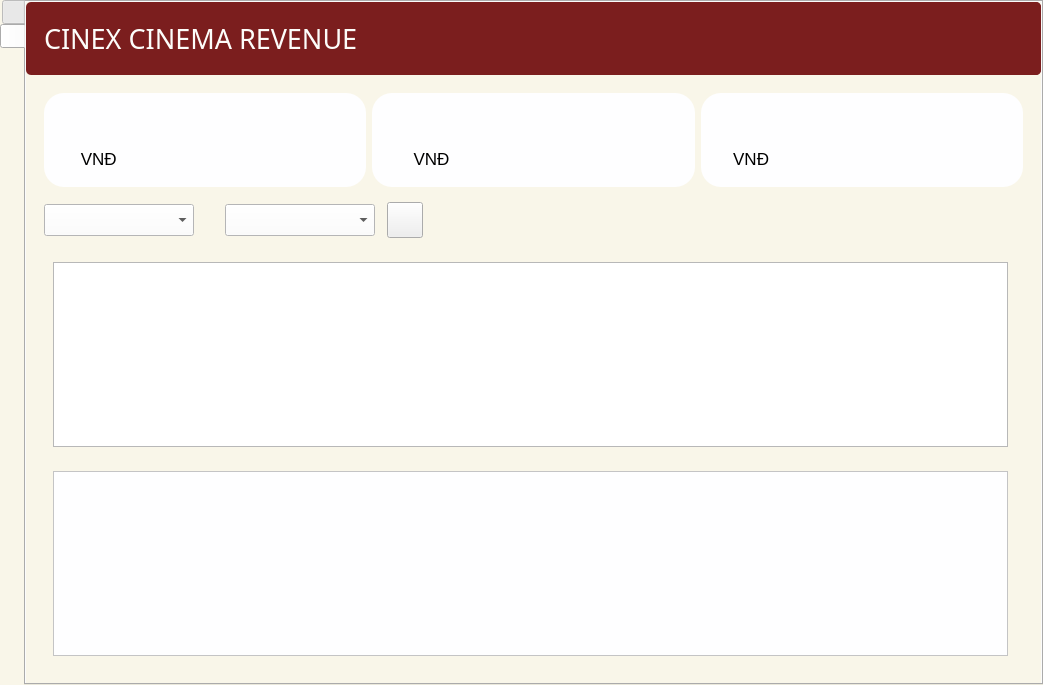
This is ui/admin/AdminUi.ui in nhuanh1070/FinalProject as Qt 5 draws it before an edit. The edited form follows.
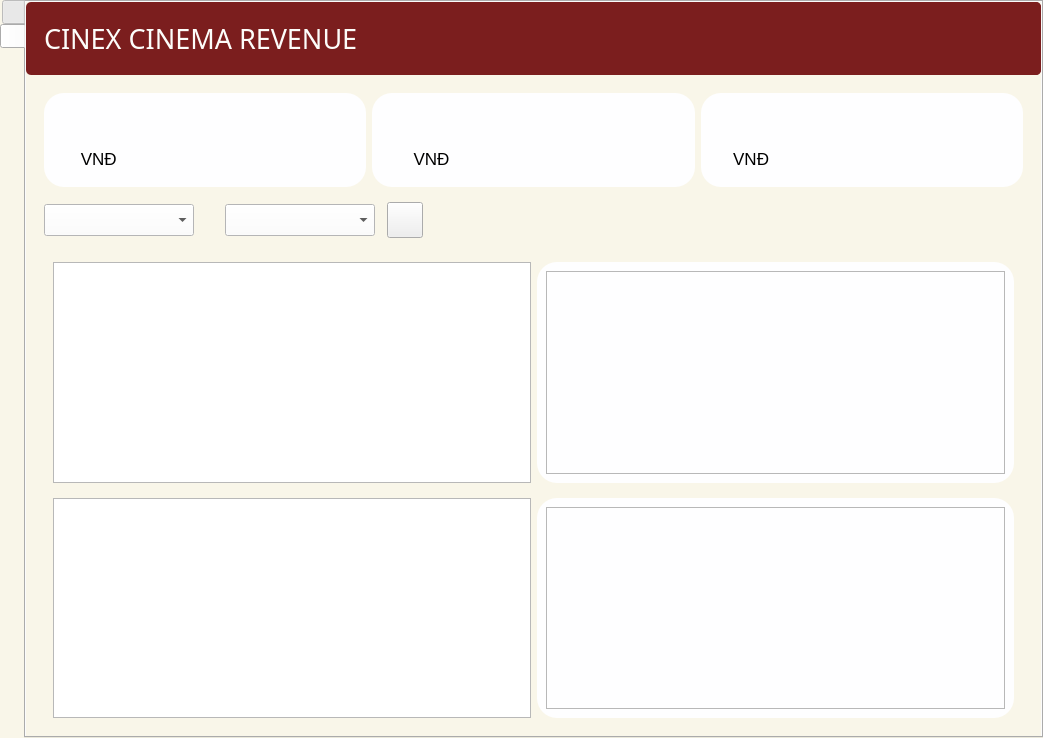
This is the edited form. Icons and pictures are not drawn.

Commit message: Fix lỗi và hoàn thành Admin

The edit to the form file:
```diff
--- a/ui/admin/AdminUi.ui
+++ b/ui/admin/AdminUi.ui
@@ -7,7 +7,7 @@
     <x>0</x>
     <y>0</y>
     <width>1043</width>
-    <height>685</height>
+    <height>738</height>
    </rect>
   </property>
   <property name="minimumSize">
@@ -61,7 +61,7 @@
     color: #7c000b;
 }
 
-#widget_4, #widget_5, #frame_12, #widget_6 {
+#widget_4,#widget_7, #widget_5, #frame_12, #widget_6 {
     background-color: #fefeff;
     border-radius: 20px;
     border: None
@@ -264,50 +264,6 @@
                 </layout>
                </widget>
               </item>
-              <item alignment="Qt::AlignRight">
-               <widget class="QWidget" name="widget_4" native="true">
-                <layout class="QHBoxLayout" name="horizontalLayout_6">
-                 <property name="spacing">
-                  <number>0</number>
-                 </property>
-                 <property name="leftMargin">
-                  <number>0</number>
-                 </property>
-                 <property name="topMargin">
-                  <number>0</number>
-                 </property>
-                 <property name="rightMargin">
-                  <number>0</number>
-                 </property>
-                 <property name="bottomMargin">
-                  <number>0</number>
-                 </property>
-                 <item>
-                  <widget class="QPushButton" name="Account_btn">
-                   <property name="sizePolicy">
-                    <sizepolicy hsizetype="Preferred" vsizetype="Preferred">
-                     <horstretch>0</horstretch>
-                     <verstretch>0</verstretch>
-                    </sizepolicy>
-                   </property>
-                   <property name="text">
-                    <string/>
-                   </property>
-                   <property name="icon">
-                    <iconset>
-                     <normaloff>C:/Users/Nhu Anh/.designer/images/icons/RedIcons/user_ic.svg</normaloff>C:/Users/Nhu Anh/.designer/images/icons/RedIcons/user_ic.svg</iconset>
-                   </property>
-                   <property name="iconSize">
-                    <size>
-                     <width>32</width>
-                     <height>32</height>
-                    </size>
-                   </property>
-                  </widget>
-                 </item>
-                </layout>
-               </widget>
-              </item>
              </layout>
             </widget>
            </item>
@@ -1260,47 +1216,48 @@
               <item>
                <widget class="QWidget" name="widget_14" native="true">
                 <layout class="QHBoxLayout" name="horizontalLayout_8">
+                 <property name="bottomMargin">
+                  <number>0</number>
+                 </property>
                  <item>
                   <widget class="QTableWidget" name="tableFoods">
+                   <property name="sizePolicy">
+                    <sizepolicy hsizetype="Preferred" vsizetype="Preferred">
+                     <horstretch>0</horstretch>
+                     <verstretch>0</verstretch>
+                    </sizepolicy>
+                   </property>
                    <property name="styleSheet">
-                    <string notr="true">background-color: rgb(254, 254, 255);
-font: 75 bold 10pt &quot;MS Shell Dlg 2&quot;;
-            QSlider::groove:horizontal {
-                border: 1px solid #999;
-                background: #ECECEC;   /* màu nền rãnh */
-                height: 8px;           /* chiều cao của rãnh */
-                border-radius: 4px;    /* bo góc rãnh */
-            }
-            QSlider::handle:horizontal {
-                background: #E0E0E0;   /* màu nền nút trượt */
-                border: 1px solid #777;
-                width: 16px;           /* độ rộng nút trượt */
-                height: 16px;          /* độ cao nút trượt (chủ yếu là bo tròn) */
-                margin: -5px 0;        /* canh vị trí nút trượt nằm giữa rãnh */
-                border-radius: 8px;    /* bo tròn nút trượt */
-            }
-            QSlider::handle:horizontal:hover {
-                background: #D6D6D6;   /* màu nút trượt khi hover */
-            }
-            QSlider::sub-page:horizontal {
-                background: #0078D7;   /* màu phần rãnh đã trượt qua */
-                border-radius: 4px;
-            }
-            QSlider::add-page:horizontal {
-                background: #ECECEC;   /* màu phần rãnh chưa trượt tới */
-                border-radius: 4px;
-            }</string>
+                    <string notr="true">font: 75 bold 10pt &quot;MS Shell Dlg 2&quot;;</string>
                    </property>
                   </widget>
                  </item>
                  <item>
-                  <widget class="QFrame" name="frameChartFood">
-                   <property name="frameShape">
-                    <enum>QFrame::StyledPanel</enum>
+                  <widget class="QWidget" name="widget_4" native="true">
+                   <property name="sizePolicy">
+                    <sizepolicy hsizetype="Preferred" vsizetype="Expanding">
+                     <horstretch>0</horstretch>
+                     <verstretch>0</verstretch>
+                    </sizepolicy>
                    </property>
-                   <property name="frameShadow">
-                    <enum>QFrame::Raised</enum>
-                   </property>
+                   <layout class="QGridLayout" name="gridLayout_5">
+                    <item row="0" column="0">
+                     <widget class="QFrame" name="frameChartFood">
+                      <property name="sizePolicy">
+                       <sizepolicy hsizetype="Preferred" vsizetype="Expanding">
+                        <horstretch>0</horstretch>
+                        <verstretch>0</verstretch>
+                       </sizepolicy>
+                      </property>
+                      <property name="frameShape">
+                       <enum>QFrame::StyledPanel</enum>
+                      </property>
+                      <property name="frameShadow">
+                       <enum>QFrame::Raised</enum>
+                      </property>
+                     </widget>
+                    </item>
+                   </layout>
                   </widget>
                  </item>
                 </layout>
@@ -1309,22 +1266,48 @@
               <item>
                <widget class="QWidget" name="widget_13" native="true">
                 <layout class="QHBoxLayout" name="horizontalLayout_4">
+                 <property name="bottomMargin">
+                  <number>0</number>
+                 </property>
                  <item>
                   <widget class="QTableWidget" name="tableMovies">
+                   <property name="sizePolicy">
+                    <sizepolicy hsizetype="Preferred" vsizetype="Preferred">
+                     <horstretch>0</horstretch>
+                     <verstretch>0</verstretch>
+                    </sizepolicy>
+                   </property>
                    <property name="styleSheet">
-                    <string notr="true">background-color: rgb(254, 254, 255);
-font: 75 bold 10pt &quot;MS Shell Dlg 2&quot;;</string>
+                    <string notr="true">font: 75 bold 10pt &quot;MS Shell Dlg 2&quot;;</string>
                    </property>
                   </widget>
                  </item>
                  <item>
-                  <widget class="QFrame" name="frameChartMovie">
-                   <property name="frameShape">
-                    <enum>QFrame::StyledPanel</enum>
+                  <widget class="QWidget" name="widget_7" native="true">
+                   <property name="sizePolicy">
+                    <sizepolicy hsizetype="Preferred" vsizetype="Expanding">
+                     <horstretch>0</horstretch>
+                     <verstretch>0</verstretch>
+                    </sizepolicy>
                    </property>
-                   <property name="frameShadow">
-                    <enum>QFrame::Raised</enum>
-                   </property>
+                   <layout class="QGridLayout" name="gridLayout_4">
+                    <item row="0" column="0">
+                     <widget class="QFrame" name="frameChartMovie">
+                      <property name="sizePolicy">
+                       <sizepolicy hsizetype="Preferred" vsizetype="Expanding">
+                        <horstretch>0</horstretch>
+                        <verstretch>0</verstretch>
+                       </sizepolicy>
+                      </property>
+                      <property name="frameShape">
+                       <enum>QFrame::StyledPanel</enum>
+                      </property>
+                      <property name="frameShadow">
+                       <enum>QFrame::Raised</enum>
+                      </property>
+                     </widget>
+                    </item>
+                   </layout>
                   </widget>
                  </item>
                 </layout>
```
Left out of the diff: 47 changed lines with no effect on the pictures. The commit also changes 26 other files.
